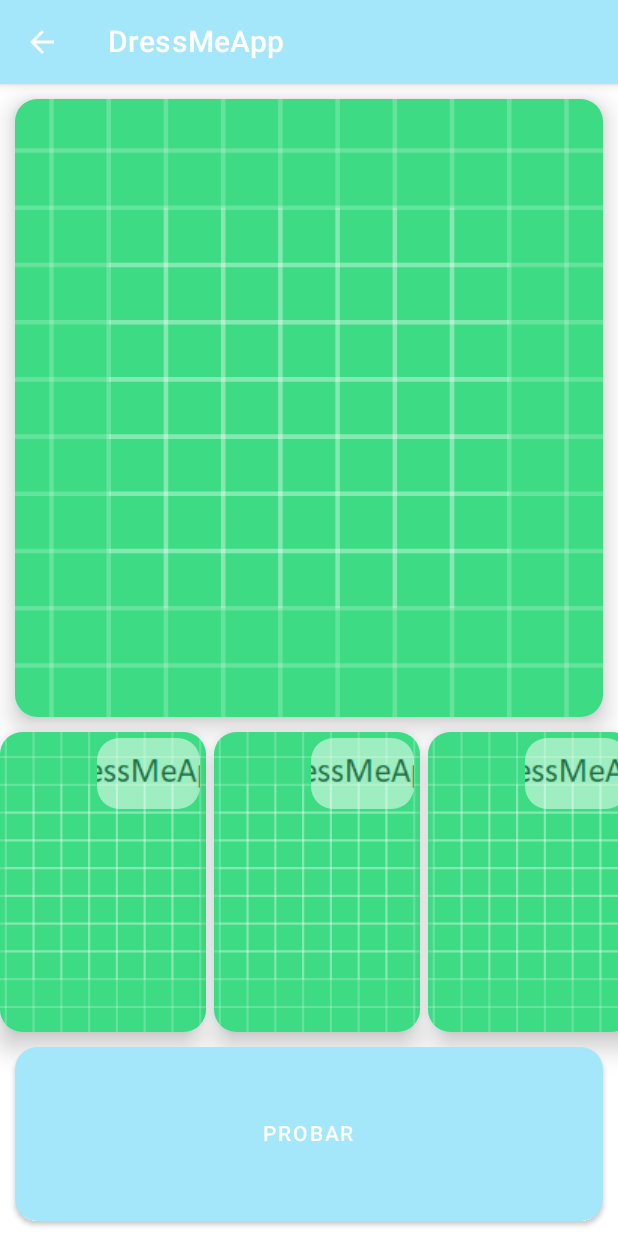
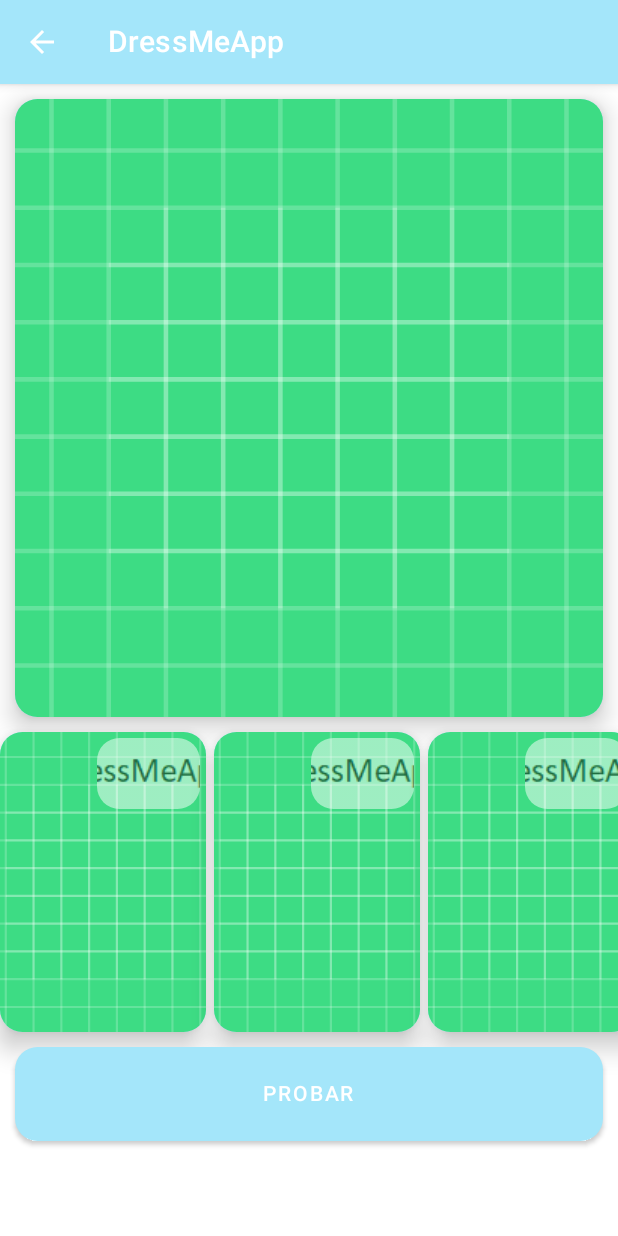
Before and after one commit to migueldemollet/DressMeApp, an Android app built with Jetpack Compose: the @Preview function DefaultPreview2, on a phone screen of 412 x 824 dp. Run offline under Robolectric (Android 15) with nearby library versions, the phone set to English and light mode, and no system bars.

Commit message:
Boton supuestamente proporcional

```diff
--- a/App/app/src/main/java/com/migueldemollet/dressmeapp/ClotheActivity.kt
+++ b/App/app/src/main/java/com/migueldemollet/dressmeapp/ClotheActivity.kt
@@ -1,5 +1,7 @@
 package com.migueldemollet.dressmeapp
 
+import android.content.res.Configuration
+import android.graphics.Color
 import android.os.Bundle
 import androidx.activity.ComponentActivity
 import androidx.activity.compose.setContent
@@ -95,7 +97,8 @@ fun TryButton(text: String) {
 @Composable
 fun TrySection(screenWidth: Dp,screenHeight: Dp) {
     Row(
-        modifier = Modifier.width(screenWidth),
+        modifier = Modifier.width(screenWidth)
+            .height(screenHeight/10),
         horizontalArrangement = Arrangement.Center
     )
     {
@@ -146,7 +149,7 @@ fun ProductBox(screenWidth: Dp, screenHeight: Dp, garment: Garment) {
 
 
 @Preview(showSystemUi = true)
-@Preview(showBackground = true)
+@Preview(showSystemUi = true, uiMode = Configuration.UI_MODE_NIGHT_YES)
 @Composable
 fun DefaultPreview2() {
     DressMeAppTheme {
@@ -161,7 +164,8 @@ fun DefaultPreview2() {
                             )
                         }
                     },
-                    title = { Text("DressMeApp") }
+                    title = { Text("DressMeApp") },
+                    backgroundColor = MaterialTheme.colors.primary
 
                 )
             }
```
